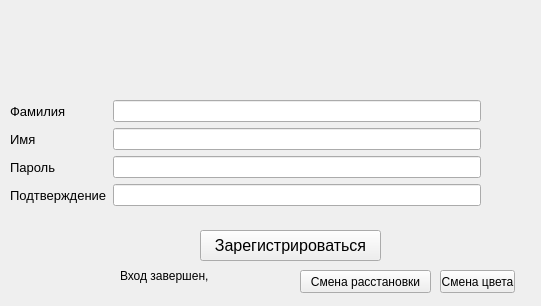
Before: the Qt Designer form DATA/registration.ui in SMPakhomov/pygame_project_chess, drawn with Qt 5.
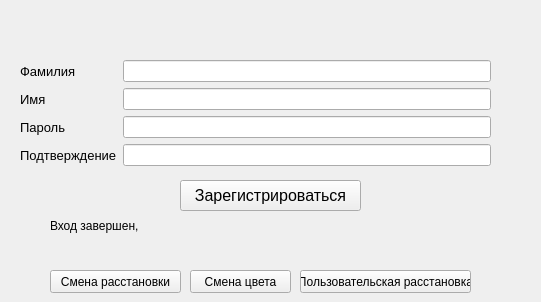
After: the same form once the commit is applied.

Commit message: add personal_position fixed ui-files

What changed in the file:
```diff
--- a/DATA/registration.ui
+++ b/DATA/registration.ui
@@ -10,7 +10,7 @@
     <x>0</x>
     <y>0</y>
     <width>541</width>
-    <height>306</height>
+    <height>302</height>
    </rect>
   </property>
   <property name="windowTitle">
@@ -19,8 +19,8 @@
   <widget class="QWidget" name="formLayoutWidget">
    <property name="geometry">
     <rect>
-     <x>10</x>
-     <y>100</y>
+     <x>20</x>
+     <y>60</y>
      <width>471</width>
      <height>121</height>
     </rect>
@@ -105,8 +105,8 @@
   <widget class="QPushButton" name="voiti_btn">
    <property name="geometry">
     <rect>
-     <x>200</x>
-     <y>230</y>
+     <x>180</x>
+     <y>180</y>
      <width>181</width>
      <height>31</height>
     </rect>
@@ -123,8 +123,8 @@
   <widget class="QLabel" name="sms_label">
    <property name="geometry">
     <rect>
-     <x>120</x>
-     <y>260</y>
+     <x>50</x>
+     <y>210</y>
      <width>300</width>
      <height>31</height>
     </rect>
@@ -142,9 +142,9 @@
   <widget class="QPushButton" name="change_color_btn">
    <property name="geometry">
     <rect>
-     <x>440</x>
+     <x>190</x>
      <y>270</y>
-     <width>75</width>
+     <width>101</width>
      <height>23</height>
     </rect>
    </property>
@@ -155,7 +155,7 @@
   <widget class="QPushButton" name="change_position_btn">
    <property name="geometry">
     <rect>
-     <x>300</x>
+     <x>50</x>
      <y>270</y>
      <width>131</width>
      <height>23</height>
@@ -165,6 +165,19 @@
     <string>Смена расстановки</string>
    </property>
   </widget>
+  <widget class="QPushButton" name="person_position_btn">
+   <property name="geometry">
+    <rect>
+     <x>300</x>
+     <y>270</y>
+     <width>171</width>
+     <height>23</height>
+    </rect>
+   </property>
+   <property name="text">
+    <string>Пользовательская расстановка</string>
+   </property>
+  </widget>
  </widget>
  <resources/>
  <connections/>
```
The commit also changes 3 other files.
